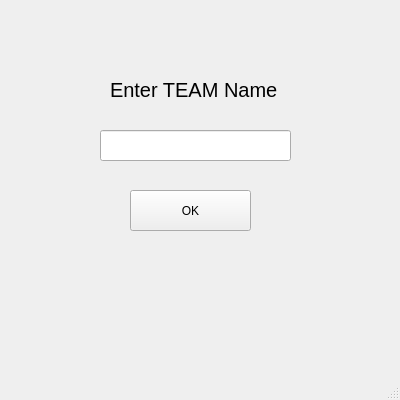
himanshuchauhan981/Python-Fantasy-Cricket-Game, file UI Files/NewTeam.ui: the form before one commit.
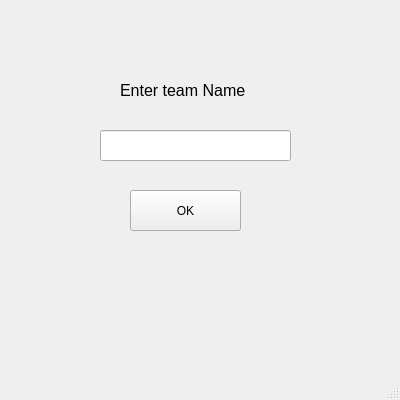
The form after the commit.

Patch:
```diff
--- a/UI Files/NewTeam.ui
+++ b/UI Files/NewTeam.ui
@@ -17,19 +17,19 @@
    <widget class="QLabel" name="label">
     <property name="geometry">
      <rect>
-      <x>110</x>
+      <x>120</x>
       <y>80</y>
-      <width>170</width>
-      <height>20</height>
+      <width>151</width>
+      <height>21</height>
      </rect>
     </property>
     <property name="font">
      <font>
-      <pointsize>15</pointsize>
+      <pointsize>12</pointsize>
      </font>
     </property>
     <property name="text">
-     <string>Enter TEAM Name</string>
+     <string>Enter team Name</string>
     </property>
    </widget>
    <widget class="QLineEdit" name="lineEdit">
@@ -47,7 +47,7 @@
      <rect>
       <x>130</x>
       <y>190</y>
-      <width>121</width>
+      <width>111</width>
       <height>41</height>
      </rect>
     </property>
```
Left out of the diff: 8 changed lines with no effect on the pictures.
